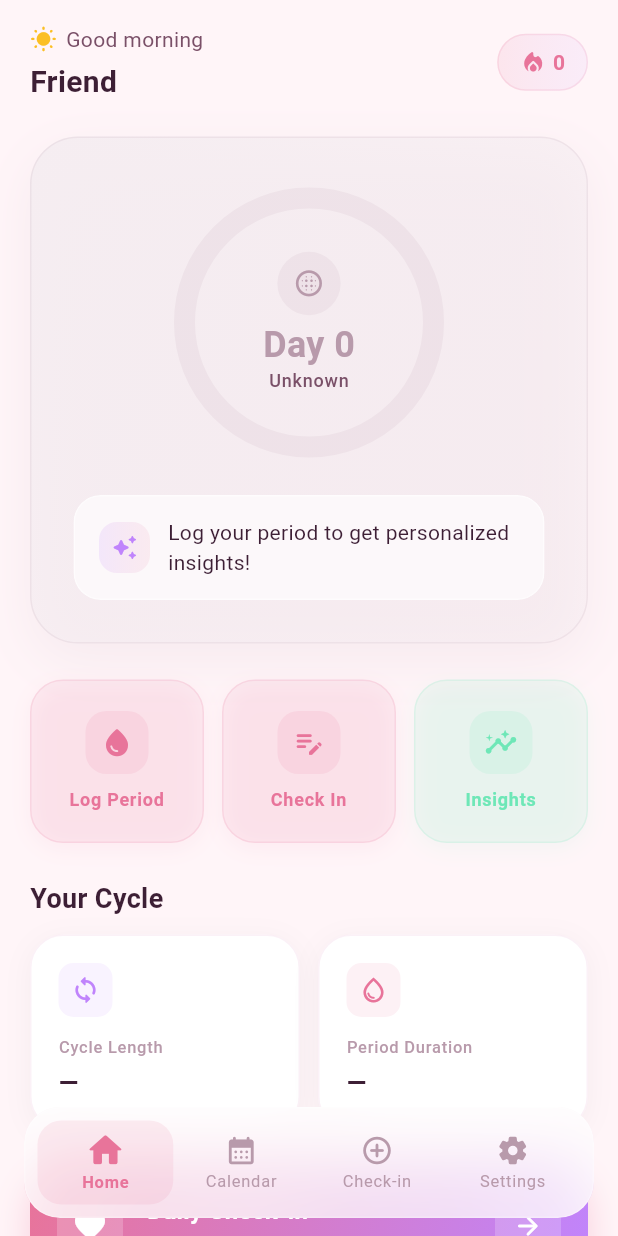
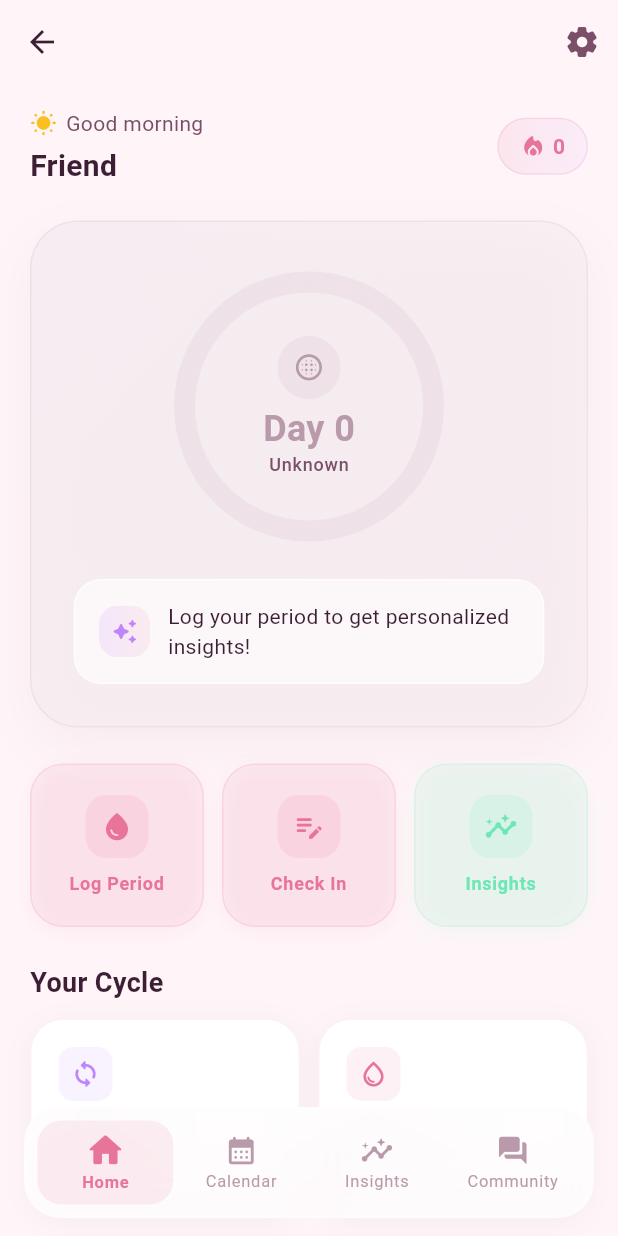
Before and after one commit to Vinit-Kshirsagar/HerFlow, a Flutter app: the MainShell screen opened directly, on a phone screen of 412 x 824 dp. Run offline on Flutter 3.47's test engine with Material 3 defaults, Android fonts, the light colour scheme and no system bars; our stand-ins replace shared_preferences; accounts and stored records are empty; Roboto replaces fonts that are missing (Georgia).

Commit message:
feat(ui): add Insights and Community tabs, move Settings to AppBar

```diff
--- a/lib/screens/main_shell.dart
+++ b/lib/screens/main_shell.dart
@@ -4,8 +4,9 @@ import '../core/theme/app_colors.dart';
 import '../core/theme/app_typography.dart';
 import 'home_screen.dart';
 import 'calendar_screen.dart';
-import 'checkin_screen.dart';
 import 'settings_screen.dart';
+import 'insights_screen.dart';
+import 'community_screen.dart';
 
 /// Provides global tab navigation access from child widgets
 class MainShellScope extends InheritedWidget {
@@ -40,8 +41,8 @@ class _MainShellState extends State<MainShell> with TickerProviderStateMixin {
   final _screens = const [
     HomeScreen(),
     CalendarScreen(),
-    CheckInScreen(),
-    SettingsScreen(),
+    InsightsScreen(),
+    CommunityScreen(),
   ];
 
   @override
@@ -75,6 +76,21 @@ class _MainShellState extends State<MainShell> with TickerProviderStateMixin {
     return MainShellScope(
       navigateTo: _navigateTo,
       child: Scaffold(
+        appBar: AppBar(
+          backgroundColor: AppColors.background,
+          elevation: 0,
+          actions: [
+            IconButton(
+              icon: const Icon(Icons.settings_rounded, color: AppColors.textSecondary),
+              onPressed: () {
+                Navigator.push(
+                  context,
+                  MaterialPageRoute(builder: (_) => const SettingsScreen()),
+                );
+              },
+            ),
+          ],
+        ),
         body: AnimatedSwitcher(
           duration: const Duration(milliseconds: 350),
           switchInCurve: Curves.easeOutCubic,
@@ -138,14 +154,14 @@ class _MainShellState extends State<MainShell> with TickerProviderStateMixin {
                             onTap: () => _navigateTo(1),
                           ),
                           _NavItem(
-                            icon: Icons.add_circle_outline_rounded,
-                            label: 'Check-in',
+                            icon: Icons.insights_rounded,
+                            label: 'Insights',
                             isActive: _currentIndex == 2,
                             onTap: () => _navigateTo(2),
                           ),
                           _NavItem(
-                            icon: Icons.settings_rounded,
-                            label: 'Settings',
+                            icon: Icons.forum_rounded,
+                            label: 'Community',
                             isActive: _currentIndex == 3,
                             onTap: () => _navigateTo(3),
                           ),
```
Also changed, not shown: lib/screens/community_screen.dart (added, +33 -0 lines), lib/screens/home_screen.dart (+10 -3 lines), lib/screens/insights_screen.dart (added, +33 -0 lines), 1 other file.
